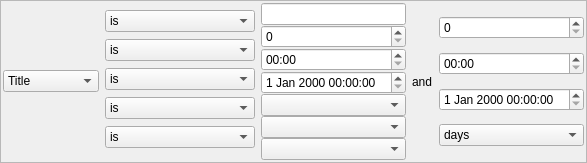
isuhao/TMediaPlayer, file Form/WidgetCriteria.ui: the form before one commit.
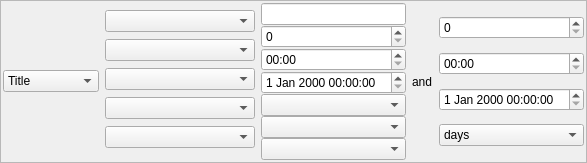
The form after the commit.

```diff
--- a/Form/WidgetCriteria.ui
+++ b/Form/WidgetCriteria.ui
@@ -193,6 +193,9 @@
             <height>16777215</height>
            </size>
           </property>
+          <property name="currentIndex">
+           <number>-1</number>
+          </property>
           <item>
            <property name="text">
             <string>is</string>
@@ -244,6 +247,9 @@
             <height>16777215</height>
            </size>
           </property>
+          <property name="currentIndex">
+           <number>-1</number>
+          </property>
           <item>
            <property name="text">
             <string>is</string>
@@ -285,6 +291,9 @@
             <height>16777215</height>
            </size>
           </property>
+          <property name="currentIndex">
+           <number>-1</number>
+          </property>
           <item>
            <property name="text">
             <string>is</string>
@@ -326,6 +335,9 @@
             <height>16777215</height>
            </size>
           </property>
+          <property name="currentIndex">
+           <number>-1</number>
+          </property>
           <item>
            <property name="text">
             <string>is</string>
@@ -377,6 +389,9 @@
             <height>16777215</height>
            </size>
           </property>
+          <property name="currentIndex">
+           <number>-1</number>
+          </property>
           <item>
            <property name="text">
             <string>is</string>
```
